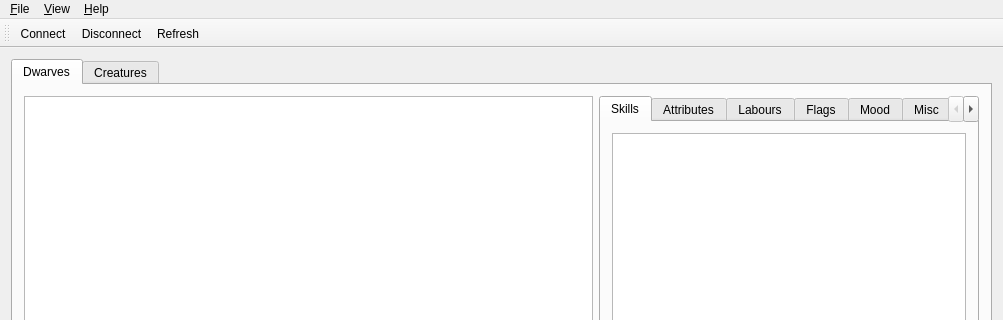
Old version of the form Runesmith/runesmith.ui in the repository DFHack/Runesmith; both pictures show x 0 to 1003 and y 0 to 320 of the 1003 by 591 pixel window.
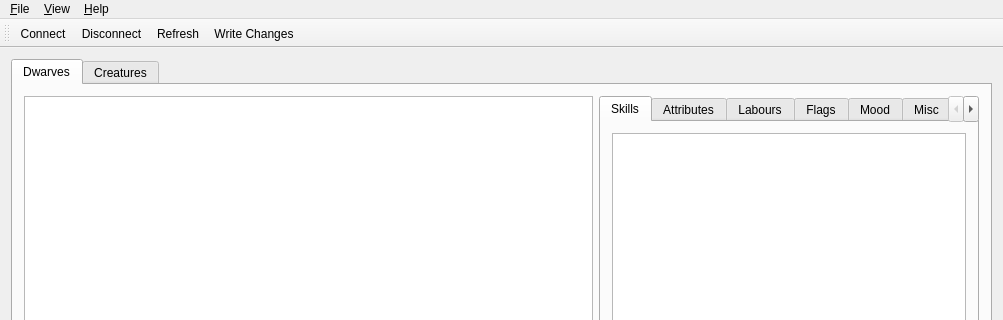
New version of the form. Icons and pictures are not drawn.

```diff
--- a/Runesmith/runesmith.ui
+++ b/Runesmith/runesmith.ui
@@ -432,6 +432,7 @@
    <addaction name="action_Connect"/>
    <addaction name="action_Disconnect"/>
    <addaction name="action_Refresh"/>
+   <addaction name="action_Write_Changes"/>
   </widget>
   <widget class="QStatusBar" name="statusBar"/>
   <action name="actionE_xit">
@@ -489,6 +490,15 @@
     <string/>
    </property>
   </action>
+  <action name="action_Write_Changes">
+   <property name="icon">
+    <iconset resource="runesmith.qrc">
+     <normaloff>:/Runesmith/Icons/save.png</normaloff>:/Runesmith/Icons/save.png</iconset>
+   </property>
+   <property name="text">
+    <string>&amp;Write Changes</string>
+   </property>
+  </action>
  </widget>
  <layoutdefault spacing="6" margin="11"/>
  <resources>
```
Left out of the diff: 2 changed lines with no effect on the pictures.
